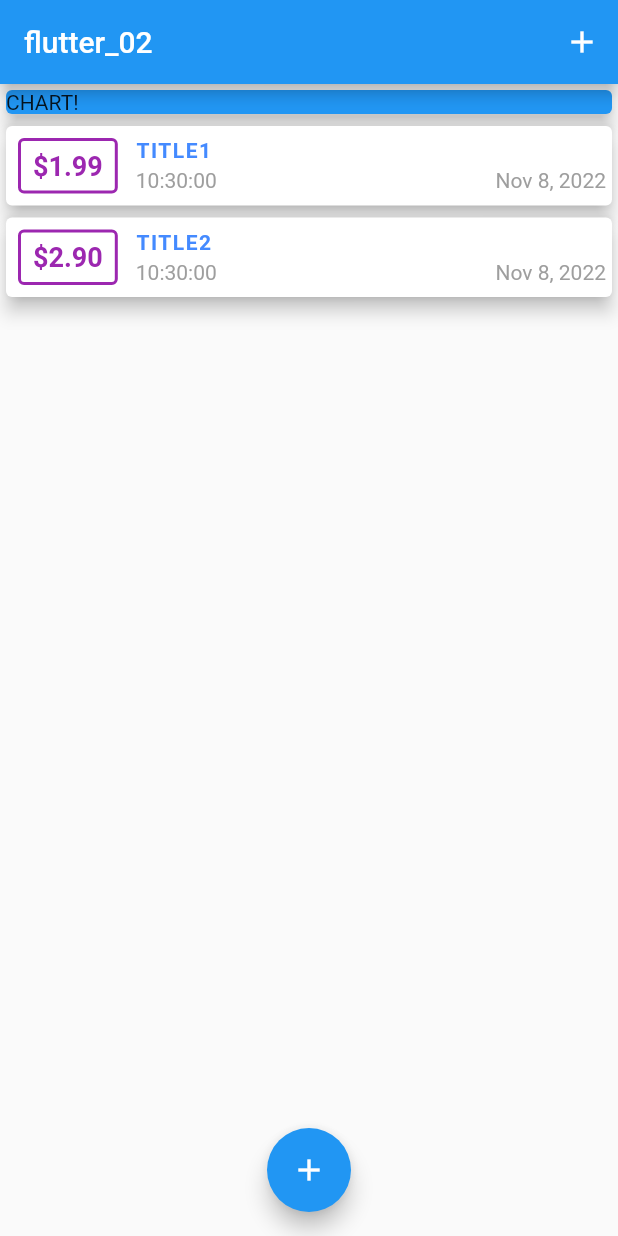
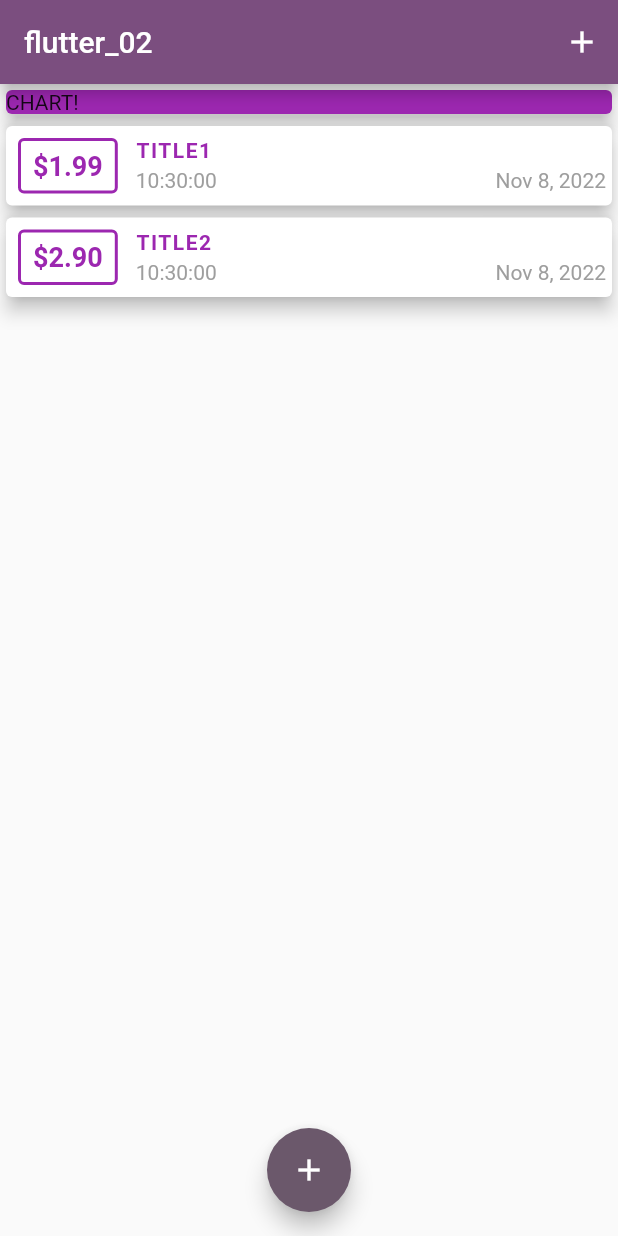
Before and after one commit to Cutter72/flutter_02, a Flutter app: the screen it shows after launch, on a phone screen of 412 x 824 dp. Run offline on Flutter 3.47's test engine with Material 2 defaults, Android fonts, the phone set to English and light mode, and no system bars.

Commit message:
Day 5 Add theming colors swatch and color scheme

```diff
--- a/lib/main.dart
+++ b/lib/main.dart
@@ -23,7 +23,9 @@ class MyApp extends StatelessWidget {
     return MaterialApp(
       title: 'flutter_02',
       theme: ThemeData(
-        primarySwatch: Colors.blue,
+        primarySwatch: Colors.purple,
+        colorScheme: ColorScheme.fromSeed(seedColor: Colors.purple),
+        // colorScheme: ColorScheme.fromSwatch(primarySwatch: Colors.deepPurple),
       ),
       home: MyHomePage(),
     );
@@ -73,7 +75,7 @@ class _MyHomePageState extends State<MyHomePage> {
         // crossAxisAlignment: CrossAxisAlignment.stretch,
         children: <Widget>[
           Card(
-            color: Colors.blue,
+            color: Theme.of(context).primaryColor,
             child: Container(
               width: double.infinity,
               child: Text(
--- a/lib/widgets/transaction_list.dart
+++ b/lib/widgets/transaction_list.dart
@@ -29,10 +29,10 @@ class TransactionList extends StatelessWidget {
                   padding: EdgeInsets.symmetric(vertical: 6, horizontal: 8),
                   decoration: BoxDecoration(
                       borderRadius: BorderRadius.all(Radius.circular(4)),
-                      border: Border.all(color: Colors.purple, width: 2)),
+                      border: Border.all(color: Theme.of(context).primaryColor, width: 2)),
                   child: Text(
                     maxLines: 1,
-                    style: TextStyle(color: Colors.purple, fontSize: 18, fontWeight: FontWeight.bold),
+                    style: TextStyle(color: Theme.of(context).primaryColor, fontSize: 18, fontWeight: FontWeight.bold),
                     "\$${_transactions[i].amount.toStringAsFixed(2)}",
                   ),
                 ),
@@ -46,7 +46,7 @@ class TransactionList extends StatelessWidget {
                         child: Text(
                           textAlign: TextAlign.justify,
                           style: TextStyle(
-                            color: Colors.blueAccent,
+                            color: Theme.of(context).primaryColor,
                             fontSize: 14,
                             fontWeight: FontWeight.bold,
                             letterSpacing: 1,
```
